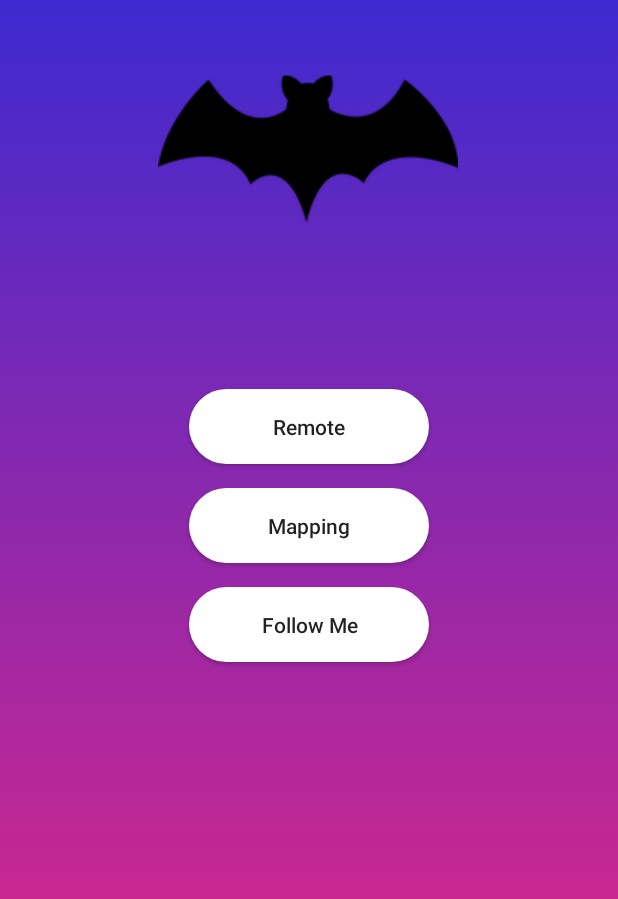
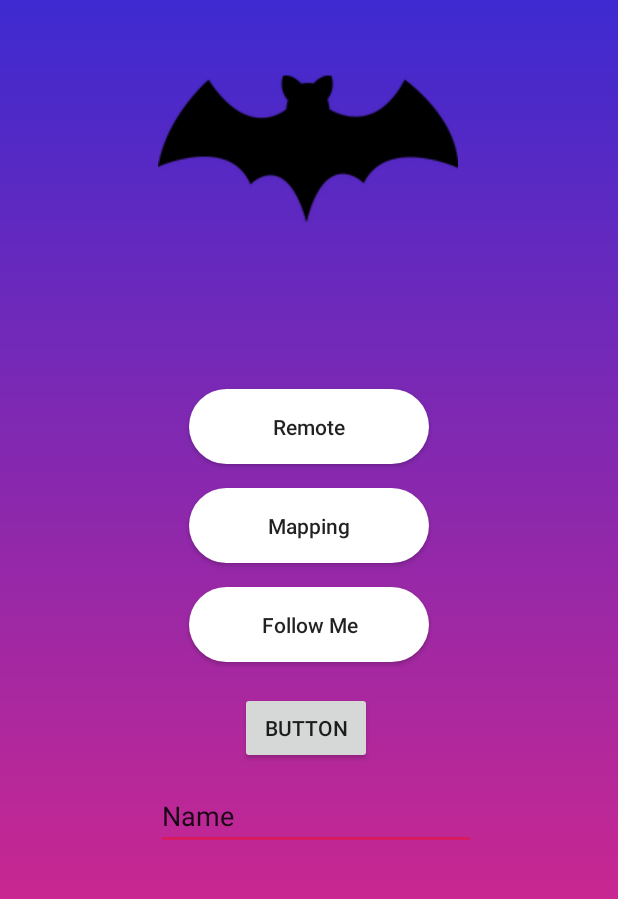
Before and after one commit to Hschhaniyara/HackED2019, an Android app: the screen it shows after launch (MainActivity), on a phone screen of 412 x 824 dp, the part 228-1127 px from its top. Run offline under Robolectric (Android 15) with nearby library versions, the phone set to English and light mode, and no system bars.

Commit message:
half way

```diff
--- a/batBot/app/src/main/AndroidManifest.xml
+++ b/batBot/app/src/main/AndroidManifest.xml
@@ -1,6 +1,9 @@
 <?xml version="1.0" encoding="utf-8"?>
 <manifest xmlns:android="http://schemas.android.com/apk/res/android"
     package="ca.ualberta.batbot">
+    <uses-permission android:name="android.permission.BLUETOOTH" />
+    <uses-permission android:name="android.permission.BLUETOOTH_ADMIN" />
+    <uses-permission android:name="android.permission.ACCESS_COARSE_LOCATION" />
 
     <application
         android:allowBackup="true"
--- a/batBot/app/src/main/java/ca/ualberta/batbot/MainActivity.java
+++ b/batBot/app/src/main/java/ca/ualberta/batbot/MainActivity.java
@@ -19,18 +19,39 @@
  */
 package ca.ualberta.batbot;
 
+import android.bluetooth.BluetoothAdapter;
+import android.bluetooth.BluetoothDevice;
+import android.bluetooth.BluetoothSocket;
 import android.content.Intent;
 import android.graphics.drawable.AnimationDrawable;
 import android.support.constraint.ConstraintLayout;
 import android.support.v7.app.AppCompatActivity;
 import android.os.Bundle;
+import android.util.Log;
 import android.view.View;
 import android.widget.Button;
+import android.widget.EditText;
+import android.widget.Toast;
+
+import java.io.IOException;
+import java.io.OutputStream;
+import java.util.Set;
+import java.util.UUID;
 
 public class MainActivity extends AppCompatActivity {
 
     ConstraintLayout myLayout;
     AnimationDrawable animationDrawable;
+    public Button button;
+    public EditText editText;
+//    public BluetoothAdapter btAdapter;
+//    public BluetoothDevice btDevice;
+     public BluetoothSocket btSocket;
+
+//    public static final String SERVICE_ID = "00001101-0000-1000-8000-00805f9b34fb"; //SPP UUID
+//    public static final String SERVICE_ADDRESS = "98:D3:61:FD:6E:CE"; // HC-05 BT ADDRESS
+
+
     @Override
     protected void onCreate(Bundle savedInstanceState) {
         super.onCreate(savedInstanceState);
@@ -66,7 +87,128 @@ public class MainActivity extends AppCompatActivity {
             public void onClick(View v) {
 //                Intent intent = new Intent(MainActivity.this, transfer.class);
 //                startActivity(intent);
+                btSocket = DataHolder.getData();
+                if (btSocket != null) {
+                    try {
+                        OutputStream out = btSocket.getOutputStream();
+                        out.write(101);
+                    } catch (IOException e) {
+
+                    }
+                }
             }
-        });
+            });
+
+//        button = (Button) findViewById(R.id.button);
+//        editText = (EditText) findViewById(R.id.editText);
+//        BluetoothAdapter mBluetoothAdapter = BluetoothAdapter.getDefaultAdapter();
+//        Set<BluetoothDevice> pairedDevices = mBluetoothAdapter.getBondedDevices();
+//        if(pairedDevices.size() > 0)
+//        {
+//            for(BluetoothDevice device : pairedDevices)
+//            {
+//                if(device.getName().equals("HC-05"))
+//                {
+//                    btDevice = device;
+//                    break;
+//                }
+//            }
+//        }
+//        //btAdapter = BluetoothAdapter.getDefaultAdapter();
+//        //btDevice = btAdapter.getRemoteDevice(SERVICE_ADDRESS);
+//        UUID uuid = UUID.fromString("00001101-0000-1000-8000-00805F9B34FB"); //Standard SerialPortService ID
+//
+//        //UUID uuid = UUID.fromString(SERVICE_ID);
+//
+//        try {
+//            btSocket = btDevice.createInsecureRfcommSocketToServiceRecord(uuid);//create a RFCOMM (SPP) connection
+//        } catch (Exception e) {
+//
+//        }
+//        BluetoothAdapter.getDefaultAdapter().cancelDiscovery();
+//        try{
+//            btSocket.connect();
+//
+//        } catch (Exception e) {
+//            Log.e("OOOPS", "Could not connect");
+//        }
+//
+//        if(btAdapter == null) {
+//            Toast.makeText(getApplicationContext(), "Bluetooth not available", Toast.LENGTH_LONG).show();
+//        } else {
+//            if(!btAdapter.isEnabled()) {
+//                Intent enableIntent = new Intent(BluetoothAdapter.ACTION_REQUEST_ENABLE);
+//                startActivityForResult(enableIntent, 3);
+//            } else {
+//                ConnectThread connectThread = new ConnectThread(btDevice);
+//                connectThread.start();
+//            }
+//        }
+//
+//        DataHolder.setData(btSocket);
+//
+//        button.setOnClickListener(new View.OnClickListener() {
+//            @Override
+//            public void onClick(View v) {
+//                if(btSocket != null) {
+//
+//                    try{
+//
+//                        OutputStream out = btSocket.getOutputStream();
+//                        out.write(editText.getText().toString().getBytes());
+//                        Log.e("hello",(editText.getText().toString() + "\r\n"));
+////                        btSocket.getOutputStream().write("0".toString().getBytes());
+//                    }catch(IOException e) {
+//
+//                    }
+//
+//                }
+//            }
+//        });
+
     }
+
+//    private class ConnectThread extends Thread {
+//        private final BluetoothSocket thisSocket;
+//        private final BluetoothDevice thisDevice;
+//
+//        public ConnectThread(BluetoothDevice device) {
+//            BluetoothSocket tmp = null;
+//            thisDevice = device;
+//
+//            try {
+//                tmp = thisDevice.createRfcommSocketToServiceRecord(UUID.fromString(SERVICE_ID));
+//            } catch (IOException e) {
+//                Log.e("TEST", "Can't connect to service");
+//            }
+//            thisSocket = tmp;
+//        }
+//
+//        public void run() {
+//            // Cancel discovery because it otherwise slows down the connection.
+//            btAdapter.cancelDiscovery();
+//
+//            try {
+//                thisSocket.connect();
+//                Log.d("TESTING", "Connected to shit");
+//            } catch (IOException connectException) {
+//                try {
+//                    thisSocket.close();
+//                } catch (IOException closeException) {
+//                    Log.e("TEST", "Can't close socket");
+//                }
+//                return;
+//            }
+//
+//            btSocket = thisSocket;
+//
+//        }
+//        public void cancel() {
+//            try {
+//                thisSocket.close();
+//            } catch (IOException e) {
+//                Log.e("TEST", "Can't close socket");
+//            }
+//        }
+//    }
 }
--- a/batBot/app/src/main/res/layout/activity_mainpage.xml
+++ b/batBot/app/src/main/res/layout/activity_mainpage.xml
@@ -67,4 +67,28 @@
         app:layout_constraintStart_toStartOf="parent"
         app:layout_constraintTop_toBottomOf="@+id/title" />
 
+    <Button
+        android:id="@+id/button"
+        android:layout_width="wrap_content"
+        android:layout_height="wrap_content"
+        android:layout_marginStart="160dp"
+        android:layout_marginLeft="160dp"
+        android:layout_marginTop="20dp"
+        android:text="Button"
+        app:layout_constraintStart_toStartOf="parent"
+        app:layout_constraintTop_toBottomOf="@+id/follow_button" />
+
+    <EditText
+        android:id="@+id/editText"
+        android:layout_width="wrap_content"
+        android:layout_height="wrap_content"
+        android:layout_marginStart="104dp"
+        android:layout_marginLeft="104dp"
+        android:layout_marginTop="12dp"
+        android:ems="10"
+        android:inputType="textPersonName"
+        android:text="Name"
+        app:layout_constraintStart_toStartOf="parent"
+        app:layout_constraintTop_toBottomOf="@+id/button" />
+
 </android.support.constraint.ConstraintLayout>
```
Also changed, not shown: batBot/app/src/main/java/ca/ualberta/batbot/DataHolder.java (added, +9 -0 lines), batBot/app/src/main/java/ca/ualberta/batbot/remote.java (+153 -48 lines).
